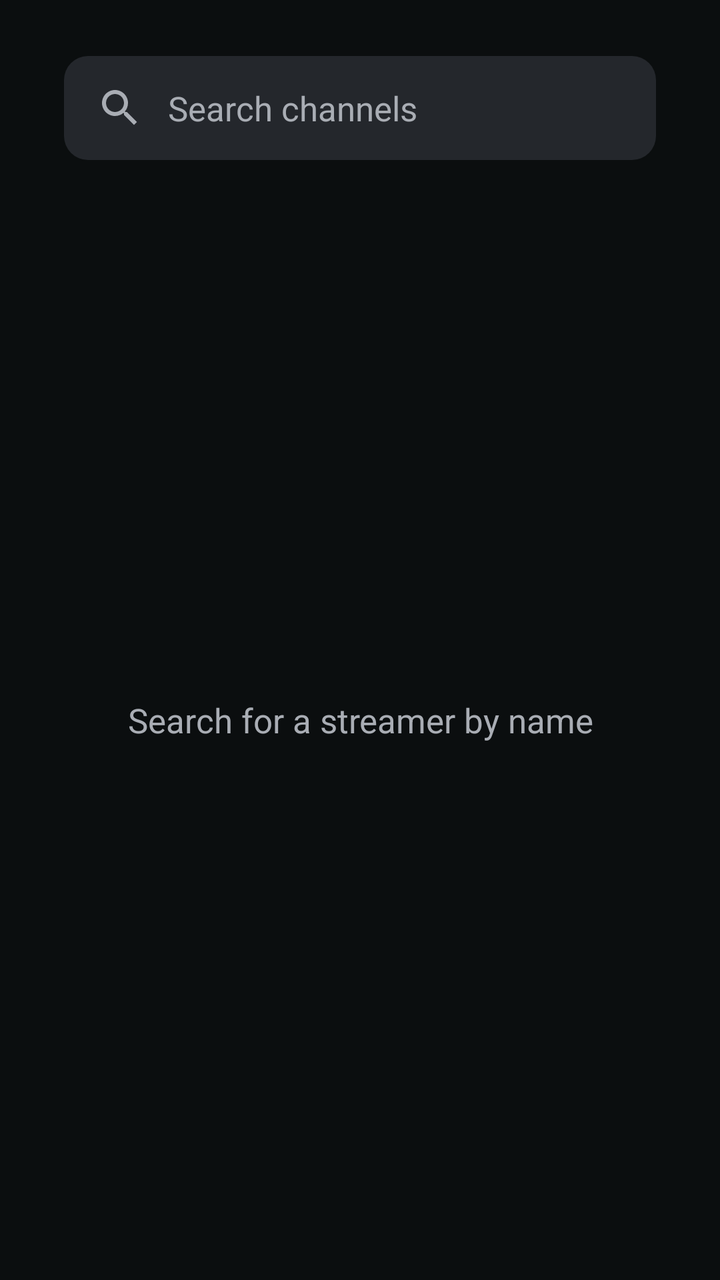
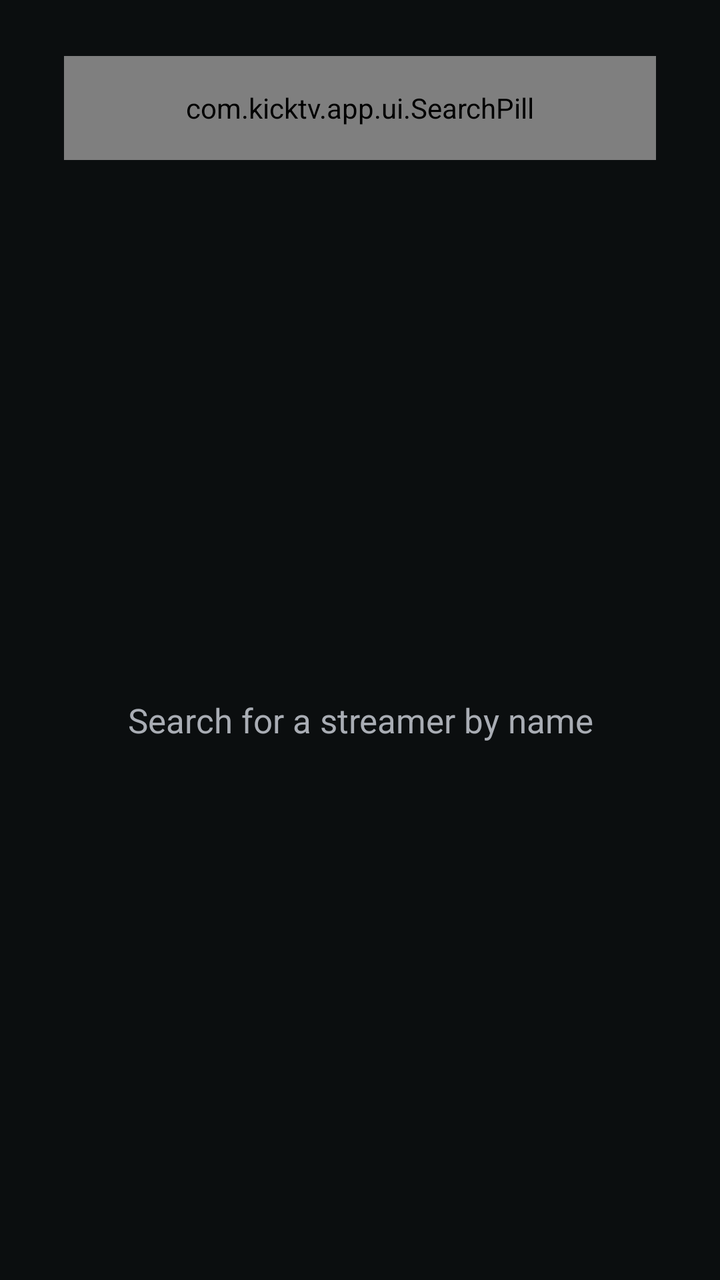

An Android layout rendered at two revisions. The XML below is the earlier revision; the diff shows what the commit changed to produce the second picture.
<!-- AndroidManifest.xml: application theme Theme.KickTV -->
<!-- res/layout/page_search.xml -->
<?xml version="1.0" encoding="utf-8"?>
<LinearLayout xmlns:android="http://schemas.android.com/apk/res/android"
    android:layout_width="match_parent"
    android:layout_height="match_parent"
    android:orientation="vertical"
    android:paddingTop="28dp">

    <EditText
        android:id="@+id/query"
        android:layout_width="match_parent"
        android:layout_height="52dp"
        android:layout_marginStart="32dp"
        android:layout_marginEnd="32dp"
        android:background="@drawable/bg_search"
        android:drawableStart="@drawable/ic_search"
        android:drawablePadding="12dp"
        android:drawableTint="@color/text_secondary"
        android:hint="Search channels"
        android:imeOptions="actionSearch"
        android:inputType="text"
        android:paddingStart="16dp"
        android:paddingEnd="16dp"
        android:singleLine="true"
        android:textColor="@color/text_primary"
        android:textColorHint="@color/text_secondary"
        android:textSize="17sp" />

    <FrameLayout
        android:layout_width="match_parent"
        android:layout_height="0dp"
        android:layout_weight="1">

        <androidx.recyclerview.widget.RecyclerView
            android:id="@+id/list"
            android:layout_width="match_parent"
            android:layout_height="match_parent"
            android:clipToPadding="false"
            android:paddingStart="24dp"
            android:paddingTop="12dp"
            android:paddingEnd="24dp"
            android:paddingBottom="30dp" />

        <TextView
            android:id="@+id/status"
            android:layout_width="wrap_content"
            android:layout_height="wrap_content"
            android:layout_gravity="center"
            android:gravity="center"
            android:text="Search for a streamer by name"
            android:textColor="@color/text_secondary"
            android:textSize="17sp" />

        <ProgressBar
            android:id="@+id/progress"
            android:layout_width="48dp"
            android:layout_height="48dp"
            android:layout_gravity="center"
            android:indeterminateTint="@color/kick_green"
            android:visibility="gone" />
    </FrameLayout>
</LinearLayout>
<!-- resources referenced by this layout -->
<resources>
  <color name="kick_green">#53FC18</color>
  <color name="text_primary">#EFEFF1</color>
  <color name="text_secondary">#A9ADB4</color>
  <!-- drawable bg_search (drawable) -->
  <?xml version="1.0" encoding="utf-8"?>
  <selector xmlns:android="http://schemas.android.com/apk/res/android"
      android:enterFadeDuration="130"
      android:exitFadeDuration="130">
      <item android:state_focused="true">
          <shape><solid android:color="@color/surface2"/><corners android:radius="12dp"/><stroke android:width="2dp" android:color="@color/kick_green"/></shape>
      </item>
      <item>
          <shape><solid android:color="@color/surface2"/><corners android:radius="12dp"/></shape>
      </item>
  </selector>
  <!-- drawable ic_search (drawable) -->
  <vector xmlns:android="http://schemas.android.com/apk/res/android"
      android:width="24dp" android:height="24dp" android:viewportWidth="24" android:viewportHeight="24">
      <path android:fillColor="#FFFFFFFF" android:pathData="M15.5,14h-0.79l-0.28,-0.27C15.41,12.59 16,11.11 16,9.5 16,5.91 13.09,3 9.5,3S3,5.91 3,9.5 5.91,16 9.5,16c1.61,0 3.09,-0.59 4.23,-1.57l0.27,0.28v0.79l5,4.99L20.49,19l-4.99,-5zM9.5,14C7.01,14 5,11.99 5,9.5S7.01,5 9.5,5 14,7.01 14,9.5 11.99,14 9.5,14z"/>
  </vector>
  <style name="Theme.KickTV" parent="@android:style/Theme.Material.NoActionBar">
          <item name="android:windowBackground">@color/bg</item>
          <item name="android:colorPrimary">@color/kick_green</item>
          <item name="android:colorAccent">@color/kick_green</item>
          <item name="android:colorControlActivated">@color/kick_green</item>
          <item name="android:textColorPrimary">@color/text_primary</item>
          <item name="android:textColorSecondary">@color/text_secondary</item>
          <item name="android:windowFullscreen">true</item>
          <item name="android:windowContentOverlay">@null</item>
          <item name="android:alertDialogTheme">@style/KickDialog</item>
          <item name="android:windowAnimationStyle">@style/KickActivityAnim</item>
      </style>
  <color name="surface2">#24272C</color>
  <color name="bg">#0B0E0F</color>
  <style name="KickDialog" parent="@android:style/Theme.Material.Dialog.Alert">
          <item name="android:colorAccent">@color/kick_green</item>
          <item name="android:windowBackground">@drawable/bg_dialog</item>
          <item name="android:textColorPrimary">@color/text_primary</item>
          <item name="android:listChoiceBackgroundIndicator">@drawable/bg_list_item</item>
          <item name="android:selectableItemBackground">@drawable/bg_list_item</item>
      </style>
  <style name="KickActivityAnim" parent="@android:style/Animation.Activity">
          <item name="android:activityOpenEnterAnimation">@anim/activity_open_enter</item>
          <item name="android:activityOpenExitAnimation">@anim/activity_open_exit</item>
          <item name="android:activityCloseEnterAnimation">@anim/activity_close_enter</item>
          <item name="android:activityCloseExitAnimation">@anim/activity_close_exit</item>
      </style>
  <!-- drawable bg_dialog (drawable) -->
  <?xml version="1.0" encoding="utf-8"?>
  <inset xmlns:android="http://schemas.android.com/apk/res/android" android:inset="16dp">
      <shape android:shape="rectangle">
          <solid android:color="@color/surface"/>
          <corners android:radius="14dp"/>
      </shape>
  </inset>
  <!-- drawable bg_list_item (drawable) -->
  <?xml version="1.0" encoding="utf-8"?>
  <selector xmlns:android="http://schemas.android.com/apk/res/android"
      android:enterFadeDuration="130"
      android:exitFadeDuration="130">
      <item android:state_focused="true">
          <shape><solid android:color="#3353FC18"/><corners android:radius="8dp"/><stroke android:width="2dp" android:color="@color/kick_green"/></shape>
      </item>
      <item><color android:color="@android:color/transparent"/></item>
  </selector>
  <color name="surface">#16191C</color>
</resources>

<!-- the commit's change to res/layout/page_search.xml (unified diff, before → after) -->
@@ -5,25 +5,28 @@
     android:orientation="vertical"
     android:paddingTop="28dp">
 
-    <EditText
-        android:id="@+id/query"
+    
+    <com.kicktv.app.ui.SearchPill
         android:layout_width="match_parent"
         android:layout_height="52dp"
         android:layout_marginStart="32dp"
-        android:layout_marginEnd="32dp"
-        android:background="@drawable/bg_search"
-        android:drawableStart="@drawable/ic_search"
-        android:drawablePadding="12dp"
-        android:drawableTint="@color/text_secondary"
-        android:hint="Search channels"
-        android:imeOptions="actionSearch"
-        android:inputType="text"
-        android:paddingStart="16dp"
-        android:paddingEnd="16dp"
-        android:singleLine="true"
-        android:textColor="@color/text_primary"
-        android:textColorHint="@color/text_secondary"
-        android:textSize="17sp" />
+        android:layout_marginEnd="32dp">
+
+        <EditText
+            android:id="@+id/query"
+            android:layout_width="match_parent"
+            android:layout_height="match_parent"
+            android:background="@null"
+            android:hint="Search channels"
+            android:imeOptions="actionSearch"
+            android:inputType="text"
+            android:paddingStart="50dp"
+            android:paddingEnd="20dp"
+            android:singleLine="true"
+            android:textColor="@color/text_primary"
+            android:textColorHint="@color/text_secondary"
+            android:textSize="17sp" />
+    </com.kicktv.app.ui.SearchPill>
 
     <FrameLayout
         android:layout_width="match_parent"
@@ -50,12 +53,11 @@
             android:textColor="@color/text_secondary"
             android:textSize="17sp" />
 
-        <ProgressBar
+        <com.kicktv.app.ui.TraceLoader
             android:id="@+id/progress"
             android:layout_width="48dp"
             android:layout_height="48dp"
             android:layout_gravity="center"
-            android:indeterminateTint="@color/kick_green"
             android:visibility="gone" />
     </FrameLayout>
 </LinearLayout>
<!-- resource entries referenced after the edit -->
@@ -3,23 +3,6 @@
   <color name="kick_green">#53FC18</color>
   <color name="text_primary">#EFEFF1</color>
   <color name="text_secondary">#A9ADB4</color>
-  <!-- drawable bg_search (drawable) -->
-  <?xml version="1.0" encoding="utf-8"?>
-  <selector xmlns:android="http://schemas.android.com/apk/res/android"
-      android:enterFadeDuration="130"
-      android:exitFadeDuration="130">
-      <item android:state_focused="true">
-          <shape><solid android:color="@color/surface2"/><corners android:radius="12dp"/><stroke android:width="2dp" android:color="@color/kick_green"/></shape>
-      </item>
-      <item>
-          <shape><solid android:color="@color/surface2"/><corners android:radius="12dp"/></shape>
-      </item>
-  </selector>
-  <!-- drawable ic_search (drawable) -->
-  <vector xmlns:android="http://schemas.android.com/apk/res/android"
-      android:width="24dp" android:height="24dp" android:viewportWidth="24" android:viewportHeight="24">
-      <path android:fillColor="#FFFFFFFF" android:pathData="M15.5,14h-0.79l-0.28,-0.27C15.41,12.59 16,11.11 16,9.5 16,5.91 13.09,3 9.5,3S3,5.91 3,9.5 5.91,16 9.5,16c1.61,0 3.09,-0.59 4.23,-1.57l0.27,0.28v0.79l5,4.99L20.49,19l-4.99,-5zM9.5,14C7.01,14 5,11.99 5,9.5S7.01,5 9.5,5 14,7.01 14,9.5 11.99,14 9.5,14z"/>
-  </vector>
   <style name="Theme.KickTV" parent="@android:style/Theme.Material.NoActionBar">
           <item name="android:windowBackground">@color/bg</item>
           <item name="android:colorPrimary">@color/kick_green</item>
@@ -32,7 +15,6 @@
           <item name="android:alertDialogTheme">@style/KickDialog</item>
           <item name="android:windowAnimationStyle">@style/KickActivityAnim</item>
       </style>
-  <color name="surface2">#24272C</color>
   <color name="bg">#0B0E0F</color>
   <style name="KickDialog" parent="@android:style/Theme.Material.Dialog.Alert">
           <item name="android:colorAccent">@color/kick_green</item>
